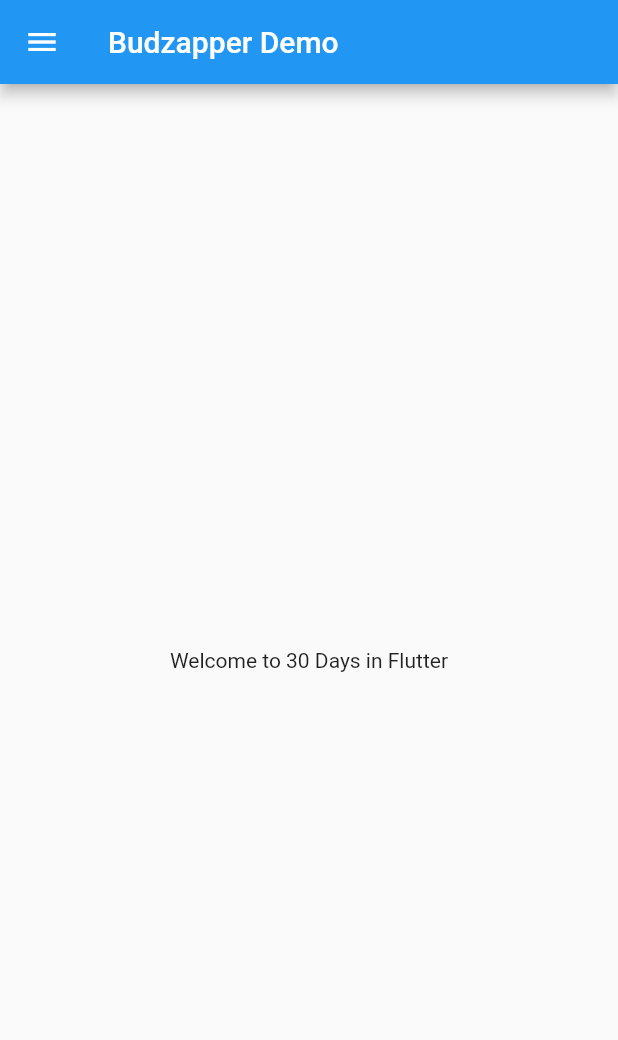
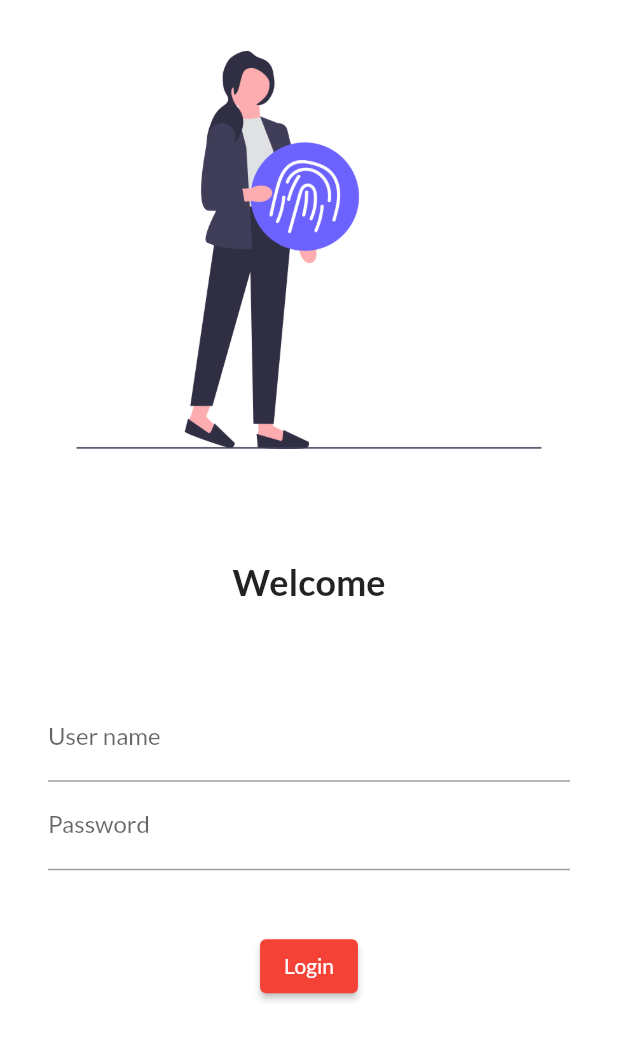
Before and after one commit to jangid8690/budzzaper, a Flutter app: the screen it shows after launch, on a phone screen of 412 x 824 dp. Shown: the top 1040 px of the screen. Run offline on Flutter 3.47's test engine with Material 2 defaults, Android fonts, the phone set to English and light mode, and no system bars; our stand-ins replace google_fonts.

Commit message:
day 4 complete

```diff
--- a/lib/Home_page.dart
+++ b/lib/Pages/Home_page.dart
@@ -2,6 +2,12 @@ import 'package:flutter/material.dart';
 
 class HomePage extends StatelessWidget {
   int days = 30;
+
+  /*
+  In flutter most of the thinks are widget
+  any widget function return any widget
+  here you can see widget return an Scaffold widget
+   */
 
   @override
   Widget build(BuildContext context) {
@@ -10,7 +16,7 @@ class HomePage extends StatelessWidget {
         title: const Text("Budzapper Demo"),
       ),
       body: Center(
-        child: Text("Welcome to $days Days in Flutter"),
+        child: Text("Welcome to $days Day in Flutter"),
       ),
       drawer: Drawer(),
     );
--- /dev/null
+++ b/lib/Pages/Login_page.dart
@@ -0,0 +1,59 @@
+import 'package:flutter/material.dart';
+
+class LoginPage extends StatelessWidget {
+  const LoginPage({Key? key}) : super(key: key);
+
+  @override
+  Widget build(BuildContext context) {
+    return Material(
+      color: Colors.white,
+
+      //What is flutter symenting versoning ??????
+      //Use extension image previour
+      child: Column(children: [
+        Image.asset(
+          "assets/images/login.png",
+          fit: BoxFit.cover,
+        ),
+        const SizedBox(
+          height: 40.0,
+        ),
+        const Text(
+          'Welcome',
+          style: TextStyle(fontSize: 24, fontWeight: FontWeight.bold),
+        ),
+        const SizedBox(
+          height: 40.0,
+        ),
+        Padding(
+          padding: const EdgeInsets.symmetric(vertical: 20, horizontal: 32),
+          child: Column(
+            children: [
+              TextFormField(
+                decoration: InputDecoration(
+                    hintText: "Enter user name", labelText: "User name"),
+              ),
+              TextFormField(
+                obscureText: true,
+                decoration: InputDecoration(
+                  hintText: "Enter password",
+                  labelText: "Password",
+                ),
+              ),
+              const SizedBox(
+                height: 40.0,
+              ),
+              ElevatedButton(
+                child: Text('Login'),
+                style: TextButton.styleFrom(),
+                onPressed: () {
+                  print('Hello Welcome to flutter !!');
+                },
+              )
+            ],
+          ),
+        )
+      ]),
+    );
+  }
+}
--- a/lib/main.dart
+++ b/lib/main.dart
@@ -1,5 +1,9 @@
-import 'package:budzapperflutter/Home_page.dart';
+import 'dart:developer';
+
+import 'package:budzapperflutter/Pages/Home_page.dart';
+import 'package:budzapperflutter/Pages/Login_page.dart';
 import 'package:flutter/material.dart';
+import 'package:google_fonts/google_fonts.dart';
 
 void main() {
   runApp(MyApp());
@@ -11,15 +15,58 @@ class MyApp extends StatelessWidget {
   String name = "Himanshu";
   bool isMale = true;
   num temperature = 12; //num Taking both Int & Double
-  var anyValue =
-      "23 Yusday"; /*we can give any type of value to variable compiler will automaticaly understand its
-  type according to value assigned to it*/
+  var anyValue = "23 Yusday";
+  /*
+  we can give any type of value to variable compiler will automaticaly understand its
+  type according to value assigned to it
+  */
   static const value = 3.14;
 
   @override
   Widget build(BuildContext context) {
+    bringVegitable(typeValue: true);
     return MaterialApp(
-      home: HomePage(),
+      //we have added home in below code in route
+      //home: HomePage(),
+
+      /*
+      There are three thememode
+      light - your application is always in light mode
+      */
+      themeMode: ThemeMode.dark,
+      theme: ThemeData(
+        primarySwatch: Colors.red,
+        fontFamily: GoogleFonts.lato().fontFamily,
+      ),
+
+      /*
+      system - your application theme is according to system theme
+      themeMode: ThemeMode.dark,
+      */
+
+      /*
+      dark - your application is always in dark mode
+      for dark mode we need to add some additional functionality
+      */
+      //themeMode: ThemeMode.dark,
+      //darkTheme: ThemeData(brightness: Brightness.dark),
+
+      initialRoute: "/login",
+
+      routes: {
+        // "/" == this indicate the home which we have declared above so you can either give home or "/"
+        //Class always contain First Letter Capital and sub letter Capital.
+        "/": (context) => LoginPage(),
+        "/home": (context) => HomePage(),
+        "/login": (context) => LoginPage()
+      },
     );
   }
+
+//If we add required the we have to pass the value of typeValue in the below Method
+/*
+if any function declared inside the class then it is called
+method if it is outside the class then it is method
+*/
+  bringVegitable({required bool typeValue, int amount = 100}) {}
 }
```
Also changed, not shown: pubspec.yaml (+4 -5 lines), assets/images/login.png (added), pubspec.lock, 6 other files.
